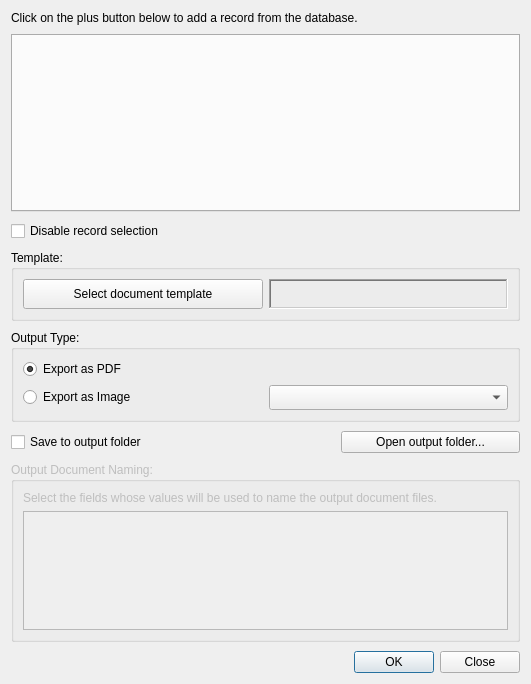
Old version of the form stdm/ui/ui_doc_generator.ui in the repository gltn/stdm.
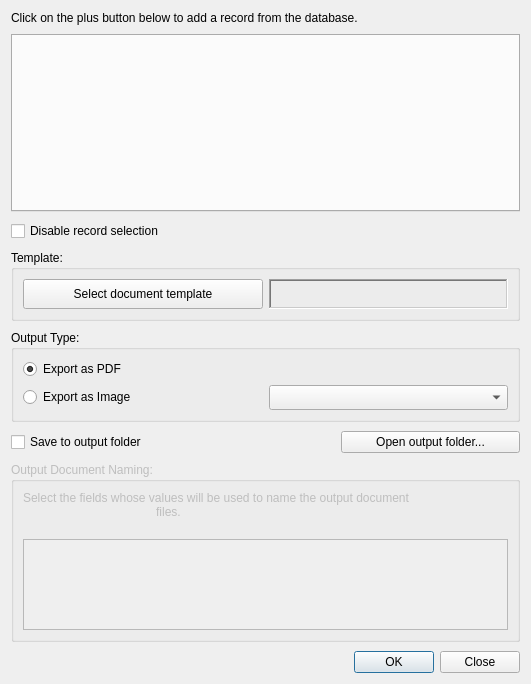
New version of the form. Custom widgets are drawn as their Qt base class.

The edit to the form file:
```diff
--- a/stdm/ui/ui_doc_generator.ui
+++ b/stdm/ui/ui_doc_generator.ui
@@ -94,7 +94,9 @@
       <item row="0" column="0">
        <widget class="QLabel" name="label_2">
         <property name="text">
-         <string>Select the fields whose values will be used to name the output document files.</string>
+                                    <string>Select the fields whose values will be used to name the output document
+                                        files.
+                                    </string>
         </property>
        </widget>
       </item>
```
Left out of the diff: 4 changed lines with no effect on the pictures. Lines whose indentation alone changed are shown as unchanged.
